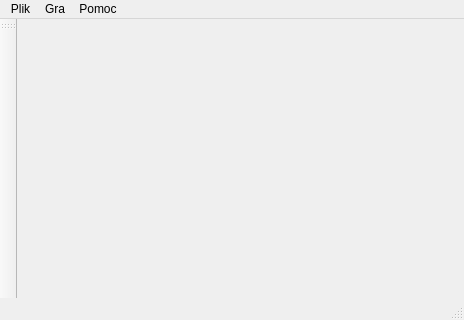
Old version of the form mainwindow.ui in the repository 289698/GenerowanieLabiryntu.
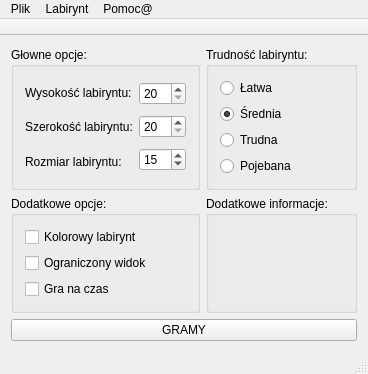
New version of the form.

The edit to the form file:
```diff
--- a/mainwindow.ui
+++ b/mainwindow.ui
@@ -6,26 +6,197 @@
    <rect>
     <x>0</x>
     <y>0</y>
-    <width>464</width>
-    <height>320</height>
+    <width>351</width>
+    <height>355</height>
    </rect>
   </property>
   <property name="windowTitle">
    <string>MainWindow</string>
   </property>
-  <widget class="QWidget" name="centralWidget"/>
+  <widget class="QWidget" name="centralWidget">
+   <layout class="QGridLayout" name="gridLayout">
+    <item row="0" column="1">
+     <widget class="QGroupBox" name="groupBox_difficulty">
+      <property name="title">
+       <string>Trudność labiryntu:</string>
+      </property>
+      <layout class="QVBoxLayout" name="verticalLayout">
+       <item>
+        <widget class="QRadioButton" name="radioButton_Easy">
+         <property name="text">
+          <string>Łatwa</string>
+         </property>
+        </widget>
+       </item>
+       <item>
+        <widget class="QRadioButton" name="radioButton_Medium">
+         <property name="text">
+          <string>Średnia</string>
+         </property>
+         <property name="checked">
+          <bool>true</bool>
+         </property>
+        </widget>
+       </item>
+       <item>
+        <widget class="QRadioButton" name="radioButton_Hard">
+         <property name="text">
+          <string>Trudna</string>
+         </property>
+        </widget>
+       </item>
+       <item>
+        <widget class="QRadioButton" name="radioButton_Expert">
+         <property name="text">
+          <string>Pojebana</string>
+         </property>
+        </widget>
+       </item>
+      </layout>
+     </widget>
+    </item>
+    <item row="1" column="1">
+     <widget class="QGroupBox" name="groupBox_text">
+      <property name="title">
+       <string>Dodatkowe informacje:</string>
+      </property>
+      <layout class="QVBoxLayout" name="verticalLayout_5"/>
+     </widget>
+    </item>
+    <item row="1" column="0">
+     <widget class="QGroupBox" name="groupBox_options">
+      <property name="title">
+       <string>Dodatkowe opcje:</string>
+      </property>
+      <layout class="QVBoxLayout" name="verticalLayout_2">
+       <item>
+        <widget class="QCheckBox" name="checkBox_colour">
+         <property name="text">
+          <string>Kolorowy labirynt</string>
+         </property>
+        </widget>
+       </item>
+       <item>
+        <widget class="QCheckBox" name="checkBox_reducedView">
+         <property name="text">
+          <string>Ograniczony widok</string>
+         </property>
+        </widget>
+       </item>
+       <item>
+        <widget class="QCheckBox" name="checkBox_time">
+         <property name="text">
+          <string>Gra na czas</string>
+         </property>
+        </widget>
+       </item>
+      </layout>
+     </widget>
+    </item>
+    <item row="0" column="0">
+     <widget class="QGroupBox" name="groupBox_main">
+      <property name="title">
+       <string>Głowne opcje:</string>
+      </property>
+      <layout class="QHBoxLayout" name="horizontalLayout">
+       <item>
+        <layout class="QVBoxLayout" name="verticalLayout_4">
+         <item>
+          <widget class="QLabel" name="label_height">
+           <property name="text">
+            <string>Wysokość labiryntu:</string>
+           </property>
+          </widget>
+         </item>
+         <item>
+          <widget class="QLabel" name="label_width">
+           <property name="text">
+            <string>Szerokość labiryntu:</string>
+           </property>
+          </widget>
+         </item>
+         <item>
+          <widget class="QLabel" name="label_size">
+           <property name="text">
+            <string>Rozmiar labiryntu:</string>
+           </property>
+          </widget>
+         </item>
+        </layout>
+       </item>
+       <item>
+        <layout class="QVBoxLayout" name="verticalLayout_3">
+         <item>
+          <widget class="QSpinBox" name="spinBox_height">
+           <property name="minimum">
+            <number>20</number>
+           </property>
+           <property name="maximum">
+            <number>100</number>
+           </property>
+           <property name="singleStep">
+            <number>5</number>
+           </property>
+          </widget>
+         </item>
+         <item>
+          <widget class="QSpinBox" name="spinBox_width">
+           <property name="minimum">
+            <number>20</number>
+           </property>
+           <property name="maximum">
+            <number>100</number>
+           </property>
+           <property name="singleStep">
+            <number>5</number>
+           </property>
+          </widget>
+         </item>
+         <item>
+          <widget class="QSpinBox" name="spinBox_size">
+           <property name="minimum">
+            <number>5</number>
+           </property>
+           <property name="maximum">
+            <number>30</number>
+           </property>
+           <property name="singleStep">
+            <number>5</number>
+           </property>
+           <property name="value">
+            <number>15</number>
+           </property>
+          </widget>
+         </item>
+        </layout>
+       </item>
+      </layout>
+     </widget>
+    </item>
+    <item row="2" column="0" colspan="2">
+     <widget class="QPushButton" name="pushButton_play">
+      <property name="text">
+       <string>GRAMY</string>
+      </property>
+     </widget>
+    </item>
+   </layout>
+  </widget>
   <widget class="QMenuBar" name="menuBar">
+   <property name="enabled">
+    <bool>true</bool>
+   </property>
    <property name="geometry">
     <rect>
      <x>0</x>
      <y>0</y>
-     <width>464</width>
+     <width>351</width>
      <height>20</height>
     </rect>
    </property>
-   <widget class="QMenu" name="menuPlik">
+   <widget class="QMenu" name="menuGame">
     <property name="title">
-     <string>Gra</string>
+     <string>Labirynt</string>
     </property>
     <addaction name="actionEasy"/>
     <addaction name="actionMedium"/>
@@ -36,10 +207,10 @@
    </widget>
    <widget class="QMenu" name="menuPomoc">
     <property name="title">
-     <string>Pomoc</string>
+     <string>Pomoc@</string>
     </property>
    </widget>
-   <widget class="QMenu" name="menuPlik_2">
+   <widget class="QMenu" name="menuFile">
     <property name="title">
      <string>Plik</string>
     </property>
@@ -52,13 +223,19 @@
     <addaction name="separator"/>
     <addaction name="actionExit"/>
    </widget>
-   <addaction name="menuPlik_2"/>
-   <addaction name="menuPlik"/>
+   <addaction name="menuFile"/>
+   <addaction name="menuGame"/>
    <addaction name="menuPomoc"/>
   </widget>
   <widget class="QToolBar" name="mainToolBar">
+   <property name="enabled">
+    <bool>true</bool>
+   </property>
+   <property name="movable">
+    <bool>false</bool>
+   </property>
    <attribute name="toolBarArea">
-    <enum>LeftToolBarArea</enum>
+    <enum>TopToolBarArea</enum>
    </attribute>
    <attribute name="toolBarBreak">
     <bool>false</bool>
```
Left out of the diff: 70 changed lines with no effect on the pictures.
